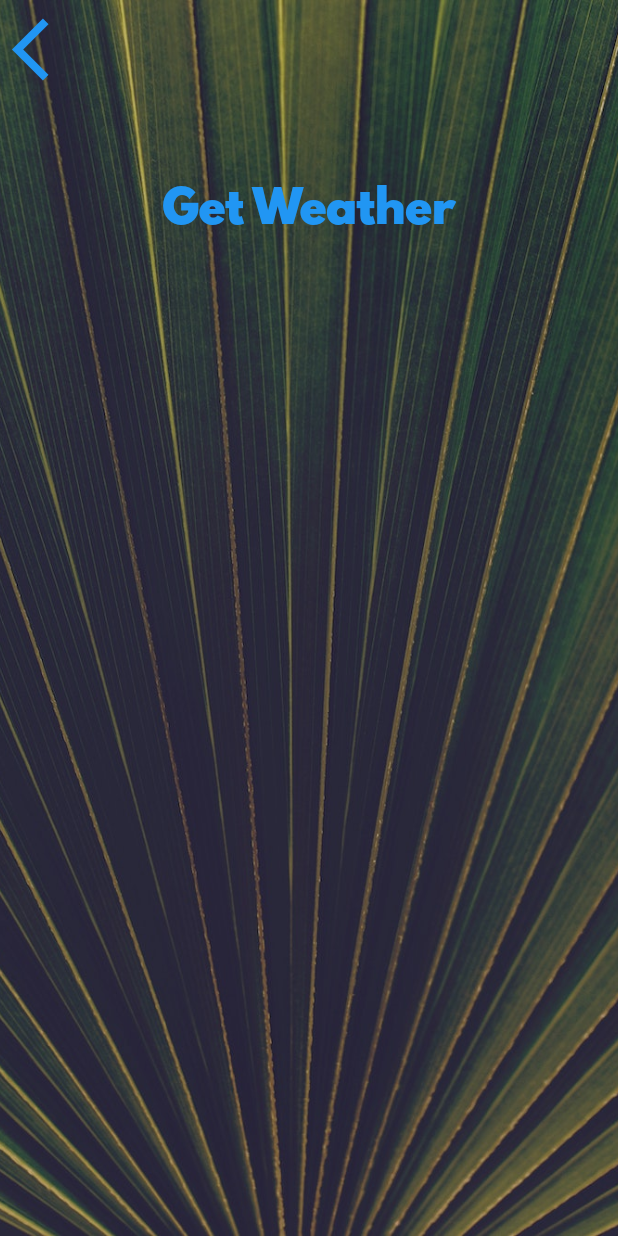
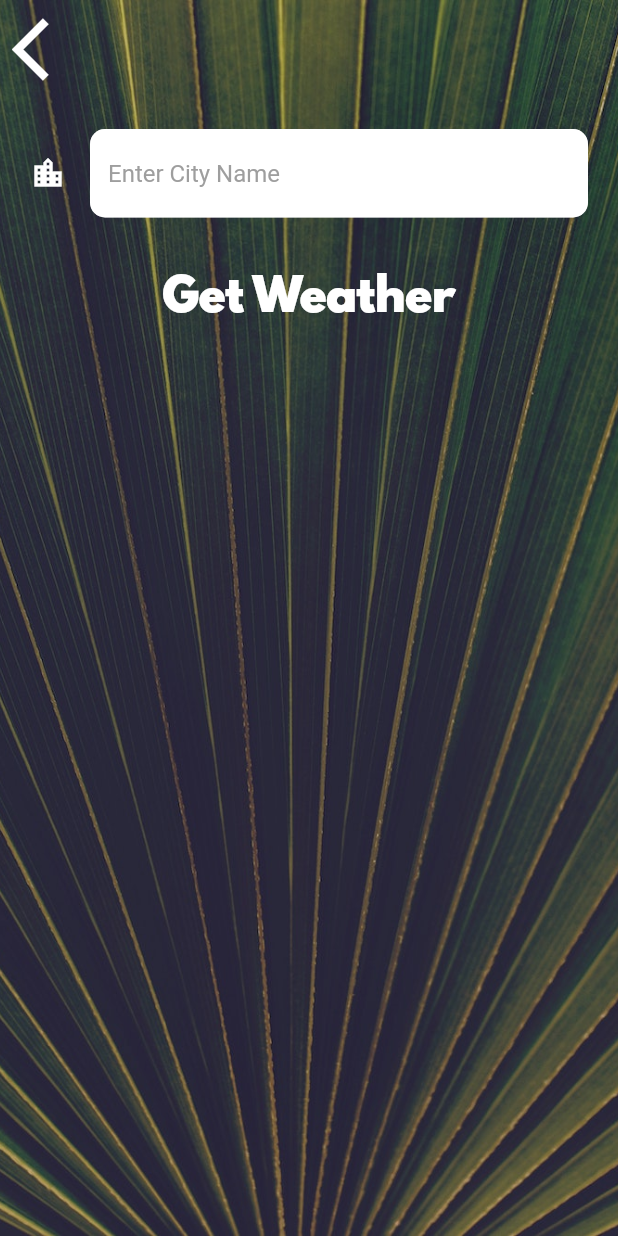
Before and after one commit to RichardCastuera/Clima, a Flutter app: the CityScreen screen opened directly, on a phone screen of 412 x 824 dp. Run offline on Flutter 3.47's test engine with Material 2 defaults, Android fonts, the phone set to English and light mode, and no system bars; our stand-ins replace flutter_spinkit, geolocator; network calls fail.

Commit message:
feat(clima_app): Added Text Field and Get Input Functionality to display current weather based from user input

```diff
--- a/clima_app/lib/screens/city_screen.dart
+++ b/clima_app/lib/screens/city_screen.dart
@@ -7,6 +7,7 @@ class CityScreen extends StatefulWidget {
 }
 
 class _CityScreenState extends State<CityScreen> {
+  String? cityName;
   @override
   Widget build(BuildContext context) {
     return Scaffold(
@@ -24,19 +25,32 @@ class _CityScreenState extends State<CityScreen> {
               Align(
                 alignment: Alignment.topLeft,
                 child: TextButton(
-                  onPressed: () {},
+                  onPressed: () {
+                    Navigator.pop(context);
+                  },
                   child: Icon(
                     Icons.arrow_back_ios,
+                    color: Colors.white,
                     size: 50.0,
                   ),
                 ),
               ),
               Container(
                 padding: EdgeInsets.all(20.0),
-                child: null,
+                child: TextField(
+                  style: TextStyle(
+                    color: Colors.black,
+                  ),
+                  decoration: kTextFieldInputDecoration,
+                  onChanged: (value) {
+                    cityName = value;
+                  },
+                ),
               ),
               TextButton(
-                onPressed: () {},
+                onPressed: () {
+                  Navigator.pop(context, cityName);
+                },
                 child: Text(
                   'Get Weather',
                   style: kButtonTextStyle,
--- a/clima_app/lib/utilities/constants.dart
+++ b/clima_app/lib/utilities/constants.dart
@@ -13,8 +13,23 @@ const kMessageTextStyle = TextStyle(
 const kButtonTextStyle = TextStyle(
   fontSize: 30.0,
   fontFamily: 'Spartan MB',
+  color: Colors.white,
 );
 
 const kConditionTextStyle = TextStyle(
   fontSize: 100.0,
 );
+
+final kTextFieldInputDecoration = InputDecoration(
+  filled: true,
+  fillColor: Colors.white,
+  icon: Icon(
+    Icons.location_city,
+    color: Colors.white,
+  ),
+  hintText: 'Enter City Name',
+  hintStyle: TextStyle(color: Colors.grey),
+  border: OutlineInputBorder(
+    borderRadius: BorderRadius.circular(10.0),
+  ),
+);
```
Also changed, not shown: clima_app/lib/screens/location_screen.dart (+16 -1 lines), clima_app/lib/services/weather.dart (+9 -0 lines).
